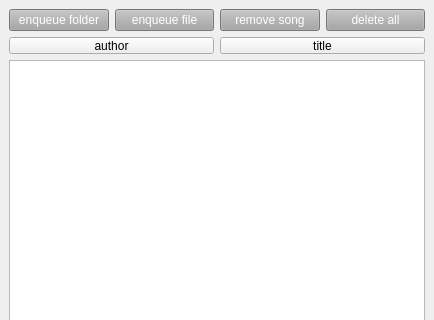
Qt form lib/gui/listwindow.ui (bitterfly/MehPlayer) before a commit; both pictures show x 0 to 434 and y 0 to 320 of the 434 by 521 pixel window.
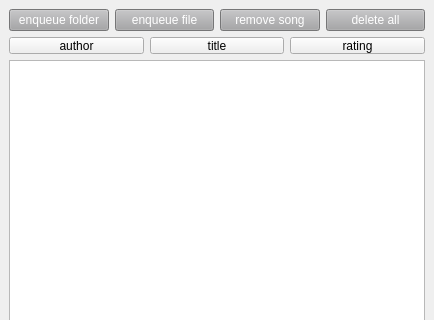
The same form after that commit. Icons and pictures are not drawn.

Commit message: Add Rating System

Patch:
```diff
--- a/lib/gui/listwindow.ui
+++ b/lib/gui/listwindow.ui
@@ -112,6 +112,22 @@
           </property>
          </widget>
         </item>
+        <item>
+         <widget class="QPushButton" name="sort_by_rating">
+          <property name="maximumSize">
+           <size>
+            <width>16777215</width>
+            <height>17</height>
+           </size>
+          </property>
+          <property name="styleSheet">
+           <string notr="true">font: 75 8pt &quot;NanumGothic&quot;;</string>
+          </property>
+          <property name="text">
+           <string>rating</string>
+          </property>
+         </widget>
+        </item>
        </layout>
       </item>
      </layout>
```
The commit also changes 6 other files.
